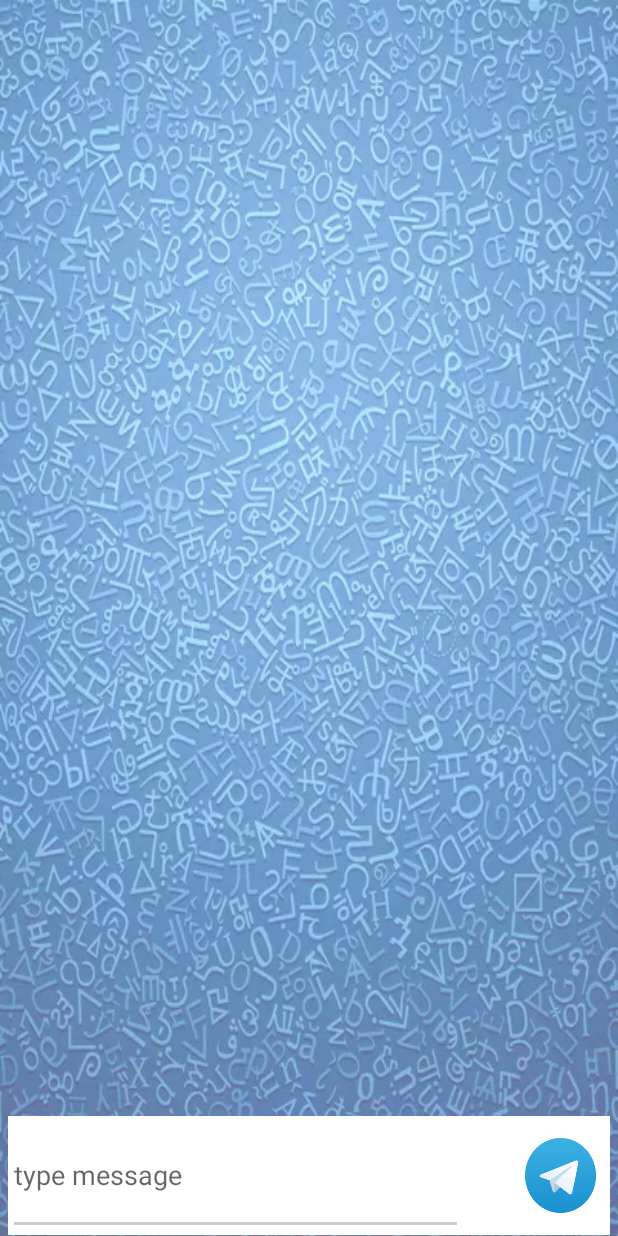
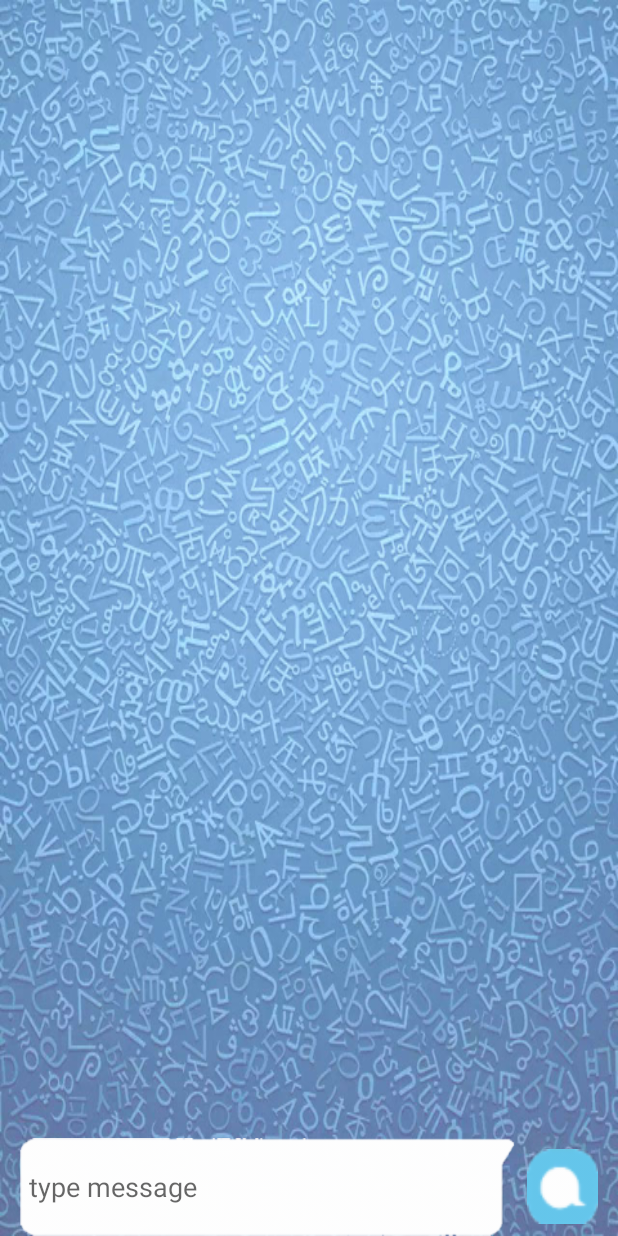
Before and after one commit to MishaLazar/LetsTeamApp, an Android app: the ChatRoom screen opened directly, with no data from a screen before it, on a phone screen of 412 x 824 dp. Run offline under Robolectric (Android 15) with nearby library versions, the phone set to English and light mode, and no system bars; libraries missing offline, so code that uses them is left out: com.firebase.client; 8 statements that could not run were skipped.

Commit message:
chatRoom new look

```diff
--- a/app/src/main/res/layout/activity_chat_room.xml
+++ b/app/src/main/res/layout/activity_chat_room.xml
@@ -4,10 +4,9 @@
     android:orientation="vertical"
     android:layout_height="match_parent"
     android:layout_width="match_parent"
+
     android:id="@+id/room_layout"
-    tools:context="com.misha.mor.letsteamapp.letsteamapp.ChatRoom"
-    android:layout_marginEnd="5dp"
-    android:layout_marginStart="5dp">
+    tools:context="com.misha.mor.letsteamapp.letsteamapp.ChatRoom">
     <ListView
         android:layout_marginBottom="20dp"
         android:layout_marginTop="10dp"
@@ -26,6 +25,8 @@
         android:layout_height="42dp"
         android:orientation="horizontal"
         android:weightSum="3"
+        android:background="@android:color/transparent"
+        android:layout_weight="0.03">
         android:background="@color/mainAppColorSecondary"
         android:layout_weight="0.05">
 
@@ -40,27 +41,31 @@
             android:layout_height="wrap_content"
             android:background=""/>-->
 
-        <EditText
-            android:id="@+id/msg"
-            android:layout_width="303dp"
-            android:layout_height="match_parent"
-            android:maxLength="@integer/MAX_NUMBER_CHARS_MESSAGE"
-            android:inputType="text|textMultiLine|textCapSentences"
-            android:maxLines="@integer/MAX_NUMBER_SINGLE_MESSAGE_TEXT_LINES"
-            android:hint="type message"
-            android:layout_alignBaseline="@+id/btnSend"
-            android:layout_alignBottom="@+id/btnSend"
-            android:layout_alignParentStart="true" />
-
         <Button
             android:layout_width="47dp"
-            android:background="@drawable/send2"
+            android:background="@drawable/sen_btn"
             android:id="@+id/btnSend"
-            android:layout_marginEnd="9dp"
+            android:layout_marginEnd="13dp"
             android:layout_height="50dp"
             android:layout_centerVertical="true"
             android:layout_alignParentEnd="true" />
 
+        <EditText
+            android:id="@+id/msg"
+            android:layout_width="330dp"
+            android:layout_height="match_parent"
+            android:maxLength="@integer/MAX_NUMBER_CHARS_MESSAGE"
+            android:background="@drawable/text_bubble2"
+            android:inputType="text|textMultiLine|textCapSentences"
+            android:maxLines="@integer/MAX_NUMBER_SINGLE_MESSAGE_TEXT_LINES"
+            android:hint="type message"
+            android:scaleType="fitXY"
+            android:paddingLeft="6dp"
+            android:paddingRight="6dp"
+            android:layout_alignParentTop="true"
+            android:layout_toStartOf="@+id/btnSend"
+            android:layout_marginEnd="8dp" />
+
     </RelativeLayout>
 
 </LinearLayout>
```
Also changed, not shown: app/src/main/res/drawable-hdpi/sen_btn.png (added), app/src/main/res/drawable-hdpi/text_bubble.png (added), app/src/main/res/drawable-hdpi/text_bubble2.png (added), app/src/main/res/drawable-mdpi/sen_btn.png (added), app/src/main/res/drawable-mdpi/text_bubble.png (added), app/src/main/res/drawable-mdpi/text_bubble2.png (added), app/src/main/res/drawable-xhdpi/sen_btn.png (added), app/src/main/res/drawable-xhdpi/text_bubble.png (added), app/src/main/res/drawable-xhdpi/text_bubble2.png (added), app/src/main/res/drawable-xxhdpi/sen_btn.png (added), app/src/main/res/drawable-xxhdpi/text_bubble.png (added), app/src/main/res/drawable-xxhdpi/text_bubble2.png (added), app/src/main/res/drawable-xxxhdpi/sen_btn.png (added), app/src/main/res/drawable-xxxhdpi/text_bubble.png (added), 1 more files.
